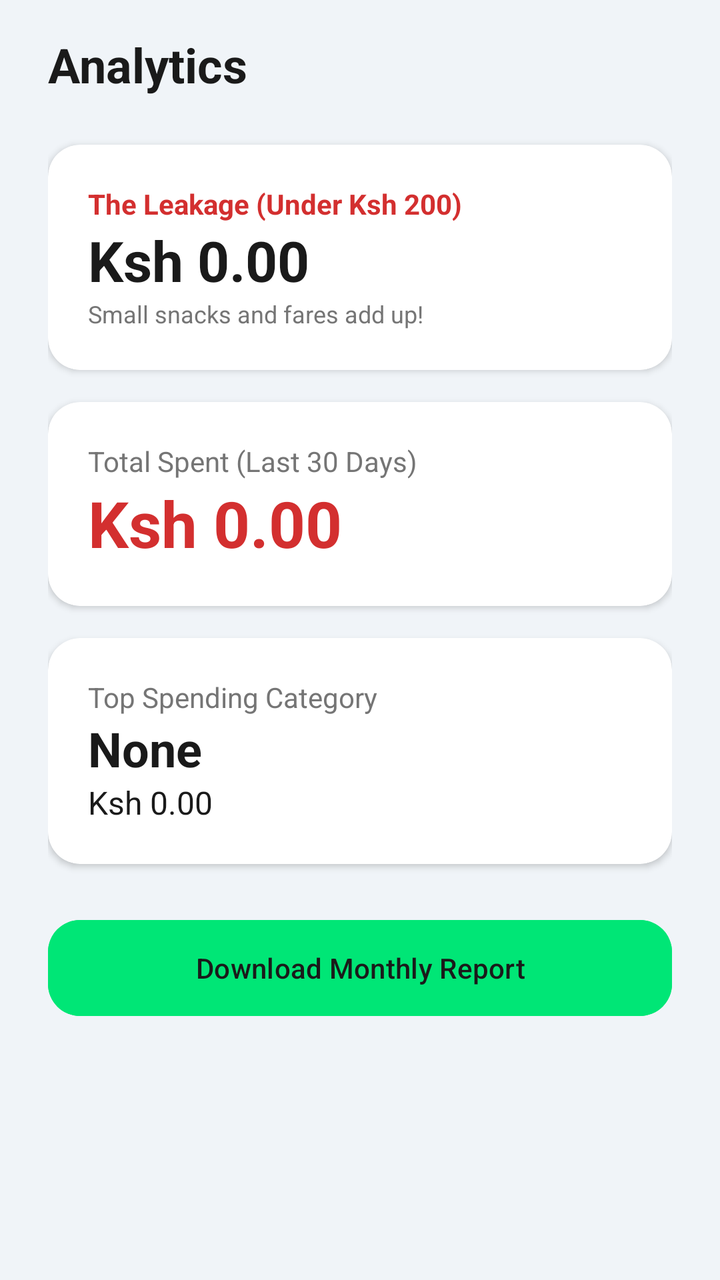
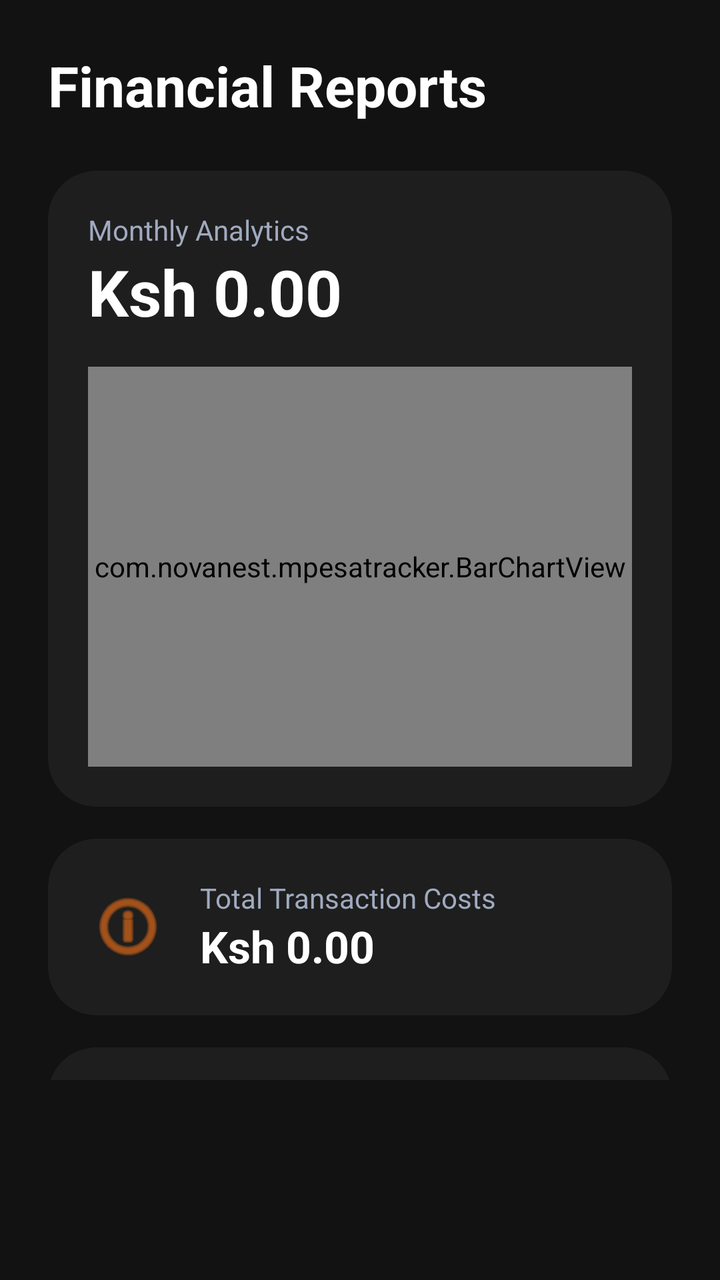

Screens rendered from an Android XML layout before and after an edit, with the pre-edit source and the edit as a unified diff.
<!-- AndroidManifest.xml: application theme Theme.MPesaExpenseTracker -->
<!-- res/layout/fragment_reports.xml -->
<?xml version="1.0" encoding="utf-8"?>
<androidx.core.widget.NestedScrollView xmlns:android="http://schemas.android.com/apk/res/android"
    xmlns:app="http://schemas.android.com/apk/res-auto"
    android:layout_width="match_parent"
    android:layout_height="match_parent"
    android:background="@android:color/transparent"
    android:paddingBottom="24dp">

    <LinearLayout
        android:layout_width="match_parent"
        android:layout_height="wrap_content"
        android:orientation="vertical"
        android:paddingHorizontal="24dp"
        android:paddingTop="16dp">

        <TextView
            android:layout_width="wrap_content"
            android:layout_height="wrap_content"
            android:text="Analytics"
            android:textSize="24sp"
            android:textStyle="bold"
            android:textColor="#1A1A1A"
            android:layout_marginBottom="24dp" />

        
        <androidx.cardview.widget.CardView
            android:layout_width="match_parent"
            android:layout_height="wrap_content"
            android:layout_marginBottom="16dp"
            app:cardCornerRadius="16dp"
            app:cardElevation="2dp"
            app:cardBackgroundColor="#FFFFFF"
            android:foreground="?attr/selectableItemBackground">
            <LinearLayout
                android:layout_width="match_parent"
                android:layout_height="wrap_content"
                android:orientation="vertical"
                android:padding="20dp">
                <TextView
                    android:layout_width="wrap_content"
                    android:layout_height="wrap_content"
                    android:text="The Leakage (Under Ksh 200)"
                    android:textColor="#D32F2F"
                    android:textStyle="bold" />
                <TextView
                    android:id="@+id/tvLeakage"
                    android:layout_width="wrap_content"
                    android:layout_height="wrap_content"
                    android:text="Ksh 0.00"
                    android:textSize="28sp"
                    android:textStyle="bold"
                    android:textColor="#1A1A1A" />
                <TextView
                    android:layout_width="wrap_content"
                    android:layout_height="wrap_content"
                    android:text="Small snacks and fares add up!"
                    android:textSize="12sp"
                    android:textColor="#757575" />
            </LinearLayout>
        </androidx.cardview.widget.CardView>

        
        <androidx.cardview.widget.CardView
            android:layout_width="match_parent"
            android:layout_height="wrap_content"
            android:layout_marginBottom="16dp"
            app:cardCornerRadius="16dp"
            app:cardElevation="2dp"
            app:cardBackgroundColor="#FFFFFF"
            android:foreground="?attr/selectableItemBackground">
            <LinearLayout
                android:layout_width="match_parent"
                android:layout_height="wrap_content"
                android:orientation="vertical"
                android:padding="20dp">
                <TextView
                    android:layout_width="wrap_content"
                    android:layout_height="wrap_content"
                    android:text="Total Spent (Last 30 Days)"
                    android:textColor="#757575" />
                <TextView
                    android:id="@+id/tvTotalSpent"
                    android:layout_width="wrap_content"
                    android:layout_height="wrap_content"
                    android:text="Ksh 0.00"
                    android:textSize="32sp"
                    android:textStyle="bold"
                    android:textColor="#D32F2F" />
            </LinearLayout>
        </androidx.cardview.widget.CardView>

        
        <androidx.cardview.widget.CardView
            android:layout_width="match_parent"
            android:layout_height="wrap_content"
            android:layout_marginBottom="24dp"
            app:cardCornerRadius="16dp"
            app:cardElevation="2dp"
            app:cardBackgroundColor="#FFFFFF"
            android:foreground="?attr/selectableItemBackground">
            <LinearLayout
                android:layout_width="match_parent"
                android:layout_height="wrap_content"
                android:orientation="vertical"
                android:padding="20dp">
                <TextView
                    android:layout_width="wrap_content"
                    android:layout_height="wrap_content"
                    android:text="Top Spending Category"
                    android:textColor="#757575" />
                <TextView
                    android:id="@+id/tvTopCategory"
                    android:layout_width="wrap_content"
                    android:layout_height="wrap_content"
                    android:text="None"
                    android:textSize="24sp"
                    android:textStyle="bold"
                    android:textColor="#1A1A1A" />
                <TextView
                    android:id="@+id/tvTopCategoryAmount"
                    android:layout_width="wrap_content"
                    android:layout_height="wrap_content"
                    android:text="Ksh 0.00"
                    android:textSize="16sp"
                    android:textColor="#1A1A1A" />
            </LinearLayout>
        </androidx.cardview.widget.CardView>

        
        <Button
            android:id="@+id/btnDownloadMonthly"
            android:layout_width="match_parent"
            android:layout_height="56dp"
            android:text="Download Monthly Report"
            android:textColor="#1A1A1A"
            android:backgroundTint="#00E676"
            app:cornerRadius="16dp" />

    </LinearLayout>
</androidx.core.widget.NestedScrollView>
<!-- resources referenced by this layout -->
<resources>
  <style name="Theme.MPesaExpenseTracker" parent="Theme.Material3.Light.NoActionBar">
          <item name="colorPrimary">@color/royal_blue</item>
          <item name="colorPrimaryDark">@color/primary_dark</item>
          <item name="colorSecondary">@color/emerald</item>
          <item name="android:windowBackground">@color/bg_offwhite</item>
          <item name="android:statusBarColor">@color/royal_blue</item>
          <item name="android:forceDarkAllowed">false</item>
      </style>
  <color name="royal_blue">#1A237E</color>
  <color name="primary_dark">#000000</color>
  <color name="emerald">#00E676</color>
  <color name="bg_offwhite">#F0F4F8</color>
</resources>

<!-- the commit's change to res/layout/fragment_reports.xml (unified diff, before → after) -->
@@ -4,33 +4,32 @@
     android:layout_width="match_parent"
     android:layout_height="match_parent"
     android:background="@android:color/transparent"
-    android:paddingBottom="24dp">
+    android:paddingBottom="100dp">
 
     <LinearLayout
         android:layout_width="match_parent"
         android:layout_height="wrap_content"
         android:orientation="vertical"
-        android:paddingHorizontal="24dp"
-        android:paddingTop="16dp">
+        android:paddingHorizontal="24dp">
 
         <TextView
             android:layout_width="wrap_content"
             android:layout_height="wrap_content"
-            android:text="Analytics"
-            android:textSize="24sp"
+            android:text="Financial Reports"
+            android:textSize="28sp"
             android:textStyle="bold"
-            android:textColor="#1A1A1A"
+            android:textColor="#FFFFFF"
+            android:layout_marginTop="24dp"
             android:layout_marginBottom="24dp" />
 
         
         <androidx.cardview.widget.CardView
             android:layout_width="match_parent"
             android:layout_height="wrap_content"
-            android:layout_marginBottom="16dp"
-            app:cardCornerRadius="16dp"
-            app:cardElevation="2dp"
-            app:cardBackgroundColor="#FFFFFF"
-            android:foreground="?attr/selectableItemBackground">
+            app:cardCornerRadius="24dp"
+            app:cardElevation="0dp"
+            app:cardBackgroundColor="#1E1E1E"
+            android:layout_marginBottom="16dp">
             <LinearLayout
                 android:layout_width="match_parent"
                 android:layout_height="wrap_content"
@@ -39,35 +38,77 @@
                 <TextView
                     android:layout_width="wrap_content"
                     android:layout_height="wrap_content"
-                    android:text="The Leakage (Under Ksh 200)"
-                    android:textColor="#D32F2F"
-                    android:textStyle="bold" />
+                    android:text="Monthly Analytics"
+                    android:textColor="#A0AABF"
+                    android:textSize="14sp" />
                 <TextView
-                    android:id="@+id/tvLeakage"
+                    android:id="@+id/tvTotalSpent"
                     android:layout_width="wrap_content"
                     android:layout_height="wrap_content"
                     android:text="Ksh 0.00"
-                    android:textSize="28sp"
+                    android:textColor="#FFFFFF"
+                    android:textSize="32sp"
                     android:textStyle="bold"
-                    android:textColor="#1A1A1A" />
-                <TextView
-                    android:layout_width="wrap_content"
-                    android:layout_height="wrap_content"
-                    android:text="Small snacks and fares add up!"
-                    android:textSize="12sp"
-                    android:textColor="#757575" />
+                    android:layout_marginBottom="16dp" />
+                <com.novanest.mpesatracker.BarChartView
+                    android:id="@+id/reportChart"
+                    android:layout_width="match_parent"
+                    android:layout_height="200dp" />
             </LinearLayout>
         </androidx.cardview.widget.CardView>
 
+                
+        <androidx.cardview.widget.CardView
+            android:layout_width="match_parent"
+            android:layout_height="wrap_content"
+            app:cardCornerRadius="24dp"
+            app:cardElevation="0dp"
+            app:cardBackgroundColor="#1E1E1E"
+            android:layout_marginBottom="16dp">
+            <LinearLayout
+                android:layout_width="match_parent"
+                android:layout_height="wrap_content"
+                android:orientation="horizontal"
+                android:gravity="center_vertical"
+                android:padding="20dp">
+                
+                <ImageView
+                    android:layout_width="40dp"
+                    android:layout_height="40dp"
+                    android:src="@android:drawable/ic_menu_info_details"
+                    app:tint="#F97316" /> 
+                    
+                <LinearLayout
+                    android:layout_width="0dp"
+                    android:layout_height="wrap_content"
+                    android:layout_weight="1"
+                    android:orientation="vertical"
+                    android:layout_marginStart="16dp">
+                    <TextView
+                        android:layout_width="wrap_content"
+                        android:layout_height="wrap_content"
+                        android:text="Total Transaction Costs"
+                        android:textColor="#A0AABF"
+                        android:textSize="14sp" />
+                    <TextView
+                        android:id="@+id/tvTotalCosts"
+                        android:layout_width="wrap_content"
+                        android:layout_height="wrap_content"
+                        android:text="Ksh 0.00"
+                        android:textColor="#FFFFFF"
+                        android:textSize="22sp"
+                        android:textStyle="bold" />
+                </LinearLayout>
+            </LinearLayout>
+        </androidx.cardview.widget.CardView>
         
         <androidx.cardview.widget.CardView
             android:layout_width="match_parent"
             android:layout_height="wrap_content"
-            android:layout_marginBottom="16dp"
-            app:cardCornerRadius="16dp"
-            app:cardElevation="2dp"
-            app:cardBackgroundColor="#FFFFFF"
-            android:foreground="?attr/selectableItemBackground">
+            app:cardCornerRadius="24dp"
+            app:cardElevation="0dp"
+            app:cardBackgroundColor="#1E1E1E"
+            android:layout_marginBottom="24dp">
             <LinearLayout
                 android:layout_width="match_parent"
                 android:layout_height="wrap_content"
@@ -76,65 +117,43 @@
                 <TextView
                     android:layout_width="wrap_content"
                     android:layout_height="wrap_content"
-                    android:text="Total Spent (Last 30 Days)"
-                    android:textColor="#757575" />
-                <TextView
-                    android:id="@+id/tvTotalSpent"
-                    android:layout_width="wrap_content"
+                    android:text="Transaction Summary"
+                    android:textColor="#FFFFFF"
+                    android:textSize="18sp"
+                    android:textStyle="bold"
+                    android:layout_marginBottom="16dp" />
+                
+                
+                <LinearLayout
+                    android:layout_width="match_parent"
                     android:layout_height="wrap_content"
-                    android:text="Ksh 0.00"
-                    android:textSize="32sp"
-                    android:textStyle="bold"
-                    android:textColor="#D32F2F" />
-            </LinearLayout>
-        </androidx.cardview.widget.CardView>
+                    android:orientation="horizontal"
+                    android:layout_marginBottom="8dp">
+                    <TextView android:layout_width="0dp" android:layout_height="wrap_content" android:layout_weight="1" android:text="Date" android:textColor="#A0AABF" android:textSize="12sp"/>
+                    <TextView android:layout_width="0dp" android:layout_height="wrap_content" android:layout_weight="1.5" android:text="Name" android:textColor="#A0AABF" android:textSize="12sp"/>
+                    <TextView android:layout_width="0dp" android:layout_height="wrap_content" android:layout_weight="1" android:text="Amount" android:textColor="#A0AABF" android:textSize="12sp" android:gravity="end"/>
+                </LinearLayout>
 
-        
-        <androidx.cardview.widget.CardView
-            android:layout_width="match_parent"
-            android:layout_height="wrap_content"
-            android:layout_marginBottom="24dp"
-            app:cardCornerRadius="16dp"
-            app:cardElevation="2dp"
-            app:cardBackgroundColor="#FFFFFF"
-            android:foreground="?attr/selectableItemBackground">
-            <LinearLayout
-                android:layout_width="match_parent"
-                android:layout_height="wrap_content"
-                android:orientation="vertical"
-                android:padding="20dp">
-                <TextView
-                    android:layout_width="wrap_content"
-                    android:layout_height="wrap_content"
-                    android:text="Top Spending Category"
-                    android:textColor="#757575" />
-                <TextView
-                    android:id="@+id/tvTopCategory"
-                    android:layout_width="wrap_content"
-                    android:layout_height="wrap_content"
-                    android:text="None"
-                    android:textSize="24sp"
-                    android:textStyle="bold"
-                    android:textColor="#1A1A1A" />
-                <TextView
-                    android:id="@+id/tvTopCategoryAmount"
-                    android:layout_width="wrap_content"
-                    android:layout_height="wrap_content"
-                    android:text="Ksh 0.00"
-                    android:textSize="16sp"
-                    android:textColor="#1A1A1A" />
+                
+                <androidx.recyclerview.widget.RecyclerView
+                    android:id="@+id/rvReportTable"
+                    android:layout_width="match_parent"
+                    android:layout_height="300dp" />
+
             </LinearLayout>
         </androidx.cardview.widget.CardView>
 
         
         <Button
-            android:id="@+id/btnDownloadMonthly"
+            android:id="@+id/btnDownloadPdf"
             android:layout_width="match_parent"
-            android:layout_height="56dp"
-            android:text="Download Monthly Report"
-            android:textColor="#1A1A1A"
+            android:layout_height="60dp"
+            android:text="Download Report (PDF)"
+            android:textColor="#000000"
             android:backgroundTint="#00E676"
-            app:cornerRadius="16dp" />
+            app:cornerRadius="20dp"
+            android:textStyle="bold"
+            android:textSize="16sp"/>
 
     </LinearLayout>
 </androidx.core.widget.NestedScrollView>
<!-- resource entries referenced after the edit -->
@@ -1,16 +1,11 @@
 <!-- resources referenced by this layout -->
 <resources>
-  <style name="Theme.MPesaExpenseTracker" parent="Theme.Material3.Light.NoActionBar">
-          <item name="colorPrimary">@color/royal_blue</item>
-          <item name="colorPrimaryDark">@color/primary_dark</item>
-          <item name="colorSecondary">@color/emerald</item>
-          <item name="android:windowBackground">@color/bg_offwhite</item>
-          <item name="android:statusBarColor">@color/royal_blue</item>
-          <item name="android:forceDarkAllowed">false</item>
+  <style name="Theme.MPesaExpenseTracker" parent="Theme.Material3.Dark.NoActionBar">
+          <item name="colorPrimary">#A3E635</item> 
+          <item name="colorPrimaryDark">#000000</item>
+          <item name="colorSecondary">#F97316</item> 
+          <item name="android:windowBackground">#121212</item> 
+          <item name="android:statusBarColor">#121212</item>
       </style>
-  <color name="royal_blue">#1A237E</color>
-  <color name="primary_dark">#000000</color>
-  <color name="emerald">#00E676</color>
-  <color name="bg_offwhite">#F0F4F8</color>
 </resources>
 
